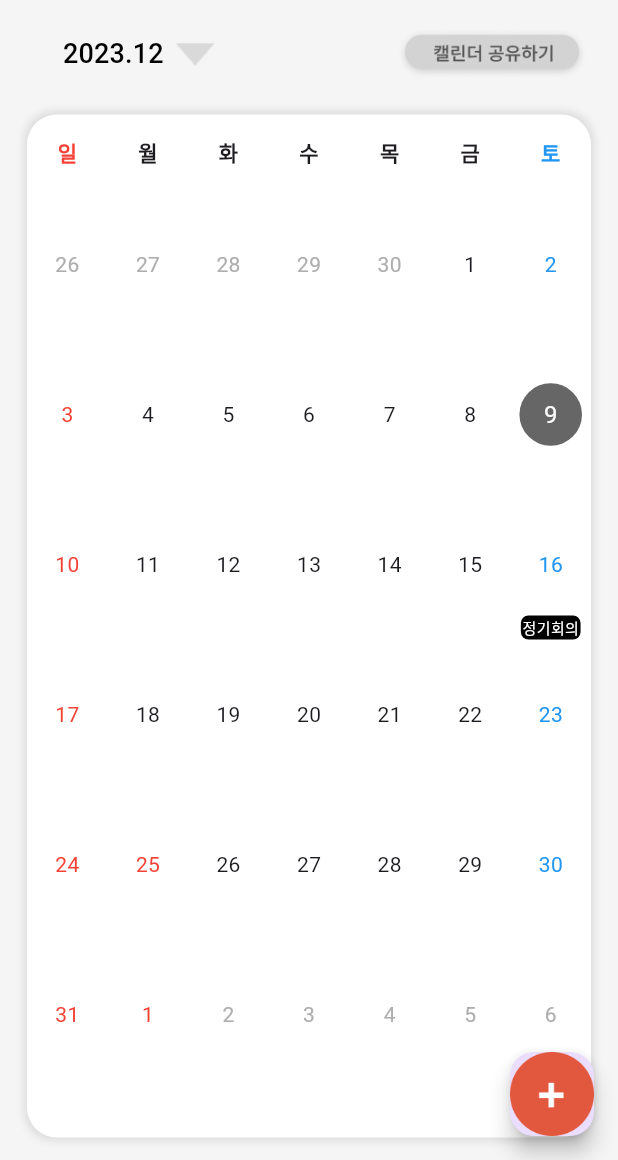
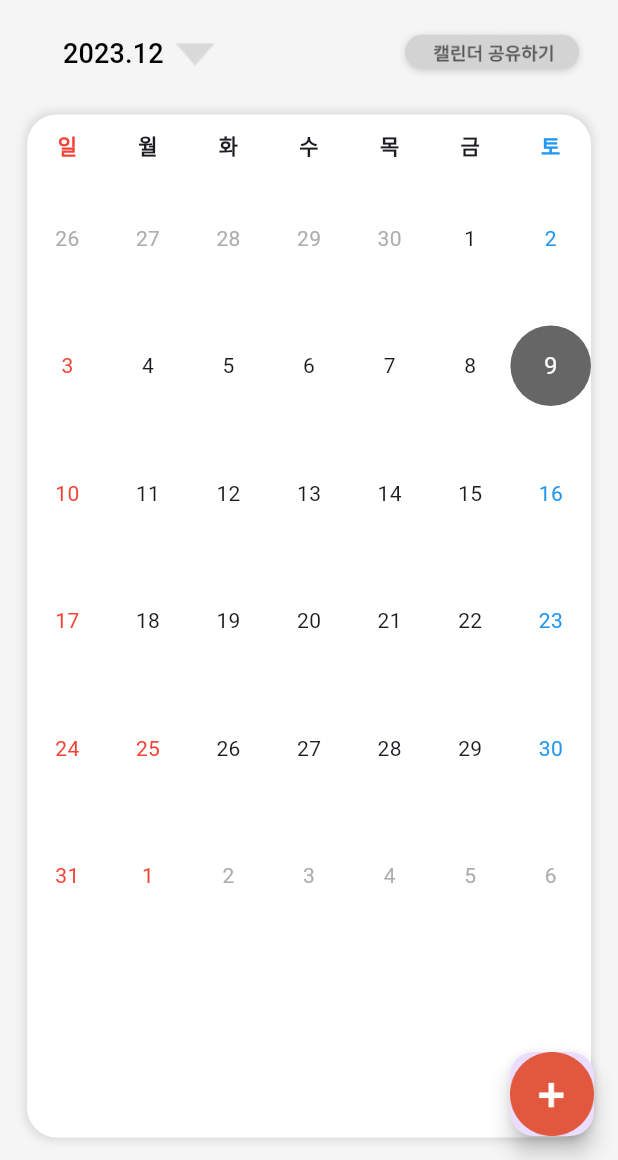
Before and after one commit to dinhoitt/weteam, a Flutter app: the Schedule screen opened directly, on a phone screen of 412 x 824 dp, the part 76-1236 px from its top. Run offline on Flutter 3.47's test engine with Material 3 defaults, Android fonts, the phone set to English and light mode, and no system bars; drawn by our look-alikes of table_calendar; our stand-ins replace get, image_picker; accounts and stored records are empty; Roboto replaces fonts that are missing (a고딕14); project files that could hold a hidden picture were left out.

Commit message:
markers 추가 수정 중

```diff
--- a/lib/src/controller/schedule_controller.dart
+++ b/lib/src/controller/schedule_controller.dart
@@ -20,14 +20,38 @@ class CalendarController extends GetxController {
 
   Widget? buildEventMarker(DateTime date) {
     var events = getEventsForDay(date);
-    if (date.day == 16) {
-      return _buildReqularMeetingMarker();
-    } else if (events.isNotEmpty) {
-      return Positioned(
-        child: _buildEventsMarker(date, events),
+
+    List<Widget> markers = [];
+    for (var i = 0; i < events.length && i < 3; i++) {
+      Color eventColor = getColorForEventType(events[i].title);
+      markers.add(
+        _buildEventMarker(events[i].title, eventColor),
       );
     }
-    return null;
+    return Column(
+      mainAxisSize: MainAxisSize.min,
+      children: markers,
+    );
+  }
+
+  Widget _buildEventMarker(String title, Color borderColor) {
+    return Container(
+      margin: const EdgeInsets.only(top: 1.0),
+      decoration: BoxDecoration(
+        border: Border(left: BorderSide(color: borderColor, width: 4.0)),
+        color: Colors.grey.shade300,
+      ),
+      child: Padding(
+        padding: const EdgeInsets.symmetric(horizontal: 4.0, vertical: 2.0),
+        child: Text(
+          title,
+          style: const TextStyle(
+            color: Colors.black,
+            fontSize: 10.0,
+          ),
+        ),
+      ),
+    );
   }
 
   Widget buildDefaultDayWidget(DateTime day) {
@@ -35,14 +59,14 @@ class CalendarController extends GetxController {
       return Center(
         child: Text(
           day.day.toString(),
-          style: const TextStyle(color: Colors.blue),
+          style: const TextStyle(color: Colors.blue, fontFamily: 'a고딕14'),
         ),
       );
     } else if (day.weekday == DateTime.sunday) {
       return Center(
         child: Text(
           day.day.toString(),
-          style: const TextStyle(color: Colors.red),
+          style: const TextStyle(color: Colors.red, fontFamily: 'a고딕14'),
         ),
       );
     } else {
@@ -50,27 +74,33 @@ class CalendarController extends GetxController {
     }
   }
 
-  // 공휴일 결정
-  bool isHoliday(DateTime day) {
-    return day == DateTime(day.year, 5, 5); // 5월 5일 어린이날
-  }
-
   // 날짜 셀 안에 일정 추가 test
   Widget _buildReqularMeetingMarker() {
-    return Container(
-      margin: const EdgeInsets.symmetric(horizontal: 2.0),
-      padding: const EdgeInsets.all(1.0),
-      decoration: BoxDecoration(
-        color: Colors.black,
-        borderRadius: BorderRadius.circular(5.0),
-      ),
-      child: const Text(
-        '정기회의',
-        style: TextStyle(
-          color: Colors.white,
-          fontSize: 10.0,
+    return Row(
+      mainAxisSize: MainAxisSize.min,
+      children: [
+        Container(
+          width: 4.0,
+          height: 18.0,
+          decoration: const BoxDecoration(color: Colors.blue),
         ),
-      ),
+        Container(
+          height: 18.0,
+          padding: const EdgeInsets.symmetric(horizontal: 3.0),
+          decoration: const BoxDecoration(
+            color: Colors.grey,
+          ),
+          child: const Center(
+            child: Text(
+              '정기회의',
+              style: TextStyle(
+                color: Colors.black,
+                fontSize: 10.0,
+              ),
+            ),
+          ),
+        ),
+      ],
     );
   }
 }
@@ -95,3 +125,16 @@ Widget _buildEventsMarker(DateTime date, List<Event> events) {
     ),
   );
 }
+
+Color getColorForEventType(String eventType) {
+  switch (eventType) {
+    case 'Regular Meeting':
+      return Colors.blue;
+    case 'Report Deadline':
+      return Colors.green;
+    case 'Personal Project':
+      return Colors.red;
+    default:
+      return Colors.grey; // A default color if no matching event type is found
+  }
+}
--- a/lib/src/widget/calendar.dart
+++ b/lib/src/widget/calendar.dart
@@ -41,8 +41,8 @@ class _SimpleCalendarState extends State<SimpleCalendar> {
             controller.buildDefaultDayWidget(day),
       ),
       locale: 'ko_KR', // 한국어
-      daysOfWeekHeight: 50.0, // 요일 높이 조정
-      rowHeight: 100.0, // 상하 간격
+      daysOfWeekHeight: 40.0, // 요일 높이 조정
+      rowHeight: 85.0, // 상하 간격
       firstDay: DateTime.utc(2000, 1, 1),
       lastDay: DateTime.utc(2100, 12, 31),
       focusedDay: widget.focusedDay,
@@ -54,11 +54,16 @@ class _SimpleCalendarState extends State<SimpleCalendar> {
       onDaySelected: ((selectedDay, newFocusedDay) {
         widget.onDaySelected(selectedDay, newFocusedDay);
       }),
-      headerVisible: false,
+      headerVisible: false, // 헤더 안보임
       daysOfWeekStyle: const DaysOfWeekStyle(
         weekendStyle: TextStyle(color: Colors.red),
       ),
+
+      // Calendar 내부 design
       calendarStyle: const CalendarStyle(
+        cellMargin: EdgeInsets.all(0.0),
+        cellPadding: EdgeInsets.all(0.0),
+
         defaultTextStyle: TextStyle(color: Colors.black), // 일반 텍스트 스타일
         holidayTextStyle: TextStyle(color: Colors.red), // 공휴일 텍스트 스타일
         todayDecoration: BoxDecoration(
@@ -66,7 +71,11 @@ class _SimpleCalendarState extends State<SimpleCalendar> {
           shape: BoxShape.circle,
         ),
         holidayDecoration: BoxDecoration(), // 공휴일 추가 테두리 X
+        disabledTextStyle: TextStyle(color: Colors.grey),
+        disabledDecoration: BoxDecoration(shape: BoxShape.circle),
       ),
+
+      // 공휴일 설정
       holidayPredicate: (day) {
         return day.month == 1 && day.day == 1 || // 1월 1일 : 신정
             day.month == 5 && day.day == 5 || // 5월 5일 : 어린이날
```
